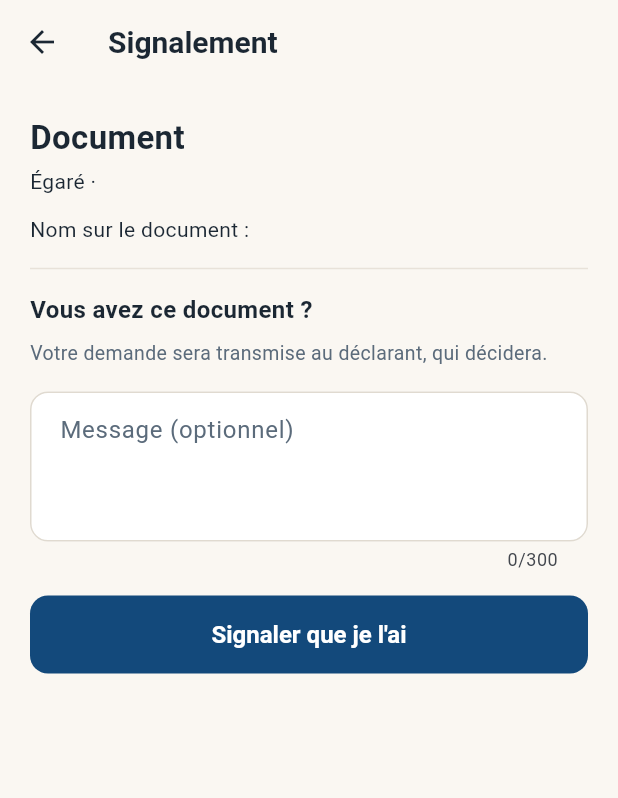
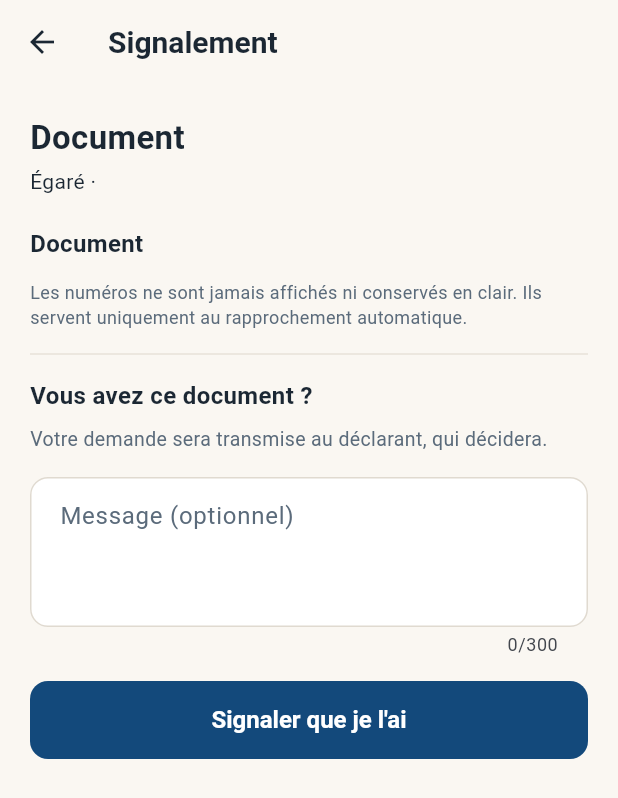
Before and after one commit to Djo9111/dello, a Flutter app: the ReportPublicDetailScreen screen opened directly with empty values, on a phone screen of 412 x 824 dp. Shown: the top 798 px of the screen. Run offline on Flutter 3.47's test engine with Material 3 defaults, Android fonts, the phone set to English and light mode, and no system bars; our stand-ins replace dio, flutter_secure_storage, geolocator, share_plus; accounts and stored records are empty; network calls fail.

Commit message:
cartes de documents dessinees

```diff
--- a/mobile/lib/features/notifications/screens/notifications_screen.dart
+++ b/mobile/lib/features/notifications/screens/notifications_screen.dart
@@ -159,7 +159,7 @@ class _NotificationsScreenState extends State<NotificationsScreen> {
       child: ListView.separated(
         padding: const EdgeInsets.all(16),
         itemCount: _notifications.length,
-        separatorBuilder: (_, __) => const SizedBox(height: 10),
+        separatorBuilder: (_, _) => const SizedBox(height: 10),
         itemBuilder: (context, index) =>
             _NotificationTile(
           notification: _notifications[index],
--- a/mobile/lib/features/reports/screens/report_public_detail_screen.dart
+++ b/mobile/lib/features/reports/screens/report_public_detail_screen.dart
@@ -4,6 +4,7 @@ import '../../../core/network/api_exception.dart';
 import '../../../core/theme/app_theme.dart';
 import '../../claims/data/claims_repository.dart';
 import '../models/report.dart';
+import '../widgets/documents_section.dart';
 
 class ReportPublicDetailScreen extends StatefulWidget {
   const ReportPublicDetailScreen({super.key, required this.report});
@@ -75,30 +76,15 @@ class _ReportPublicDetailScreenState extends State<ReportPublicDetailScreen> {
       appBar: AppBar(title: const Text('Signalement')),
       body: ListView(
         padding: const EdgeInsets.all(20),
-        children: [
+                children: [
           Text(
             report.documentsLabel,
             style: const TextStyle(fontSize: 22, fontWeight: FontWeight.bold),
           ),
           const SizedBox(height: 4),
           Text('${report.kindLabel} · ${report.locationLabel}'),
-          if (report.ownerNameMasked != null) ...[
-            const SizedBox(height: 12),
-            Text('Nom sur le document : ${report.ownerNameMasked}'),
-          ],
-          if (report.documents.length > 1) ...[
-            const SizedBox(height: 12),
-            Wrap(
-              spacing: 8,
-              runSpacing: 6,
-              children: report.documents
-                  .map((document) => Chip(
-                        label: Text(document.documentType.label),
-                        visualDensity: VisualDensity.compact,
-                      ))
-                  .toList(),
-            ),
-          ],
+          const SizedBox(height: 20),
+          DocumentsSection(report: report),
           const Divider(height: 32),
           Text(
             report.claimPrompt,
--- /dev/null
+++ b/mobile/lib/features/reports/widgets/documents_section.dart
@@ -0,0 +1,62 @@
+import 'package:flutter/material.dart';
+
+import '../../../core/theme/app_theme.dart';
+import '../models/report.dart';
+import 'document_card.dart';
+
+class DocumentsSection extends StatelessWidget {
+  const DocumentsSection({super.key, required this.report, this.showHint = true});
+
+  final Report report;
+  final bool showHint;
+
+  @override
+  Widget build(BuildContext context) {
+    final count = report.documents.length;
+
+    return Column(
+      crossAxisAlignment: CrossAxisAlignment.start,
+      children: [
+        Row(
+          children: [
+            Text(
+              count > 1 ? '$count documents' : 'Document',
+              style: const TextStyle(fontSize: 16, fontWeight: FontWeight.w700),
+            ),
+            const Spacer(),
+            if (report.hasAnyDocumentNumber)
+              const Row(
+                children: [
+                  Icon(Icons.verified_user_outlined,
+                      size: 14, color: AppTheme.success),
+                  SizedBox(width: 4),
+                  Text(
+                    'Rapprochement actif',
+                    style: TextStyle(fontSize: 12, color: AppTheme.success),
+                  ),
+                ],
+              ),
+          ],
+        ),
+        const SizedBox(height: 12),
+        ...report.documents.map(
+          (document) => Padding(
+            padding: const EdgeInsets.only(bottom: 14),
+            child: DocumentCard(
+              document: document,
+              ownerNameMasked: report.ownerNameMasked,
+              region: report.locationLabel,
+              occurredOn: report.occurredOn,
+            ),
+          ),
+        ),
+        if (showHint)
+          const Text(
+            'Les numéros ne sont jamais affichés ni conservés en clair. '
+            'Ils servent uniquement au rapprochement automatique.',
+            style: TextStyle(fontSize: 12, color: AppTheme.inkSoft),
+          ),
+      ],
+    );
+  }
+}
```
Also changed, not shown: mobile/lib/features/reports/screens/report_detail_screen.dart (+5 -24 lines), mobile/lib/features/reports/widgets/document_card.dart (added, +289 -0 lines).
